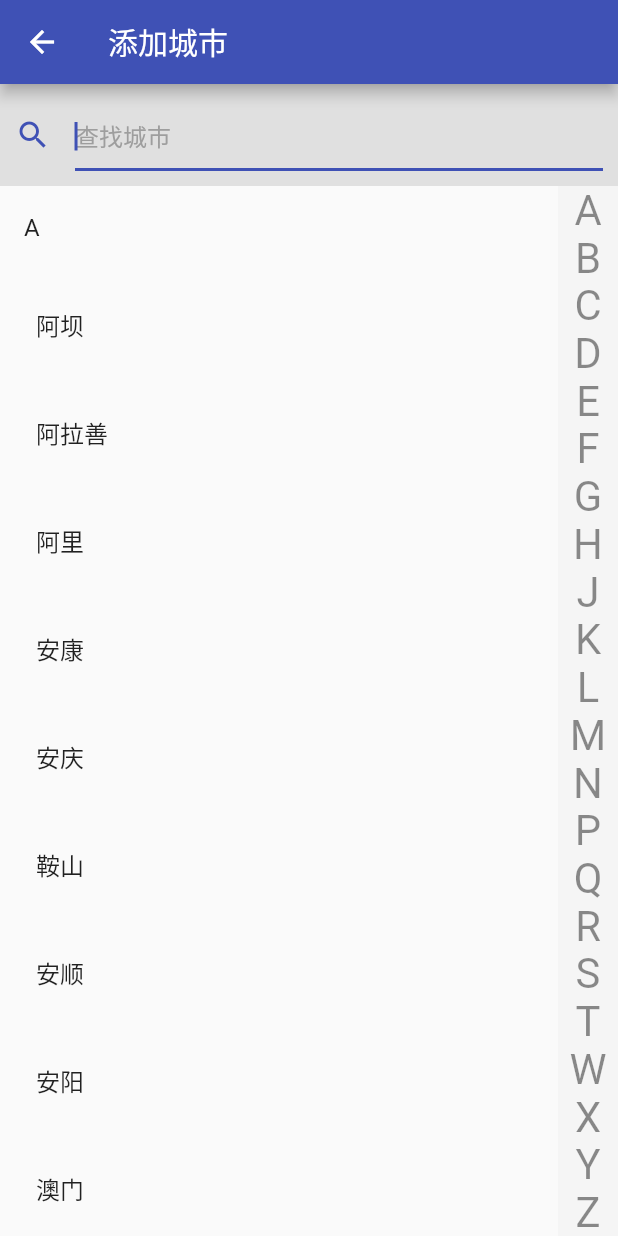
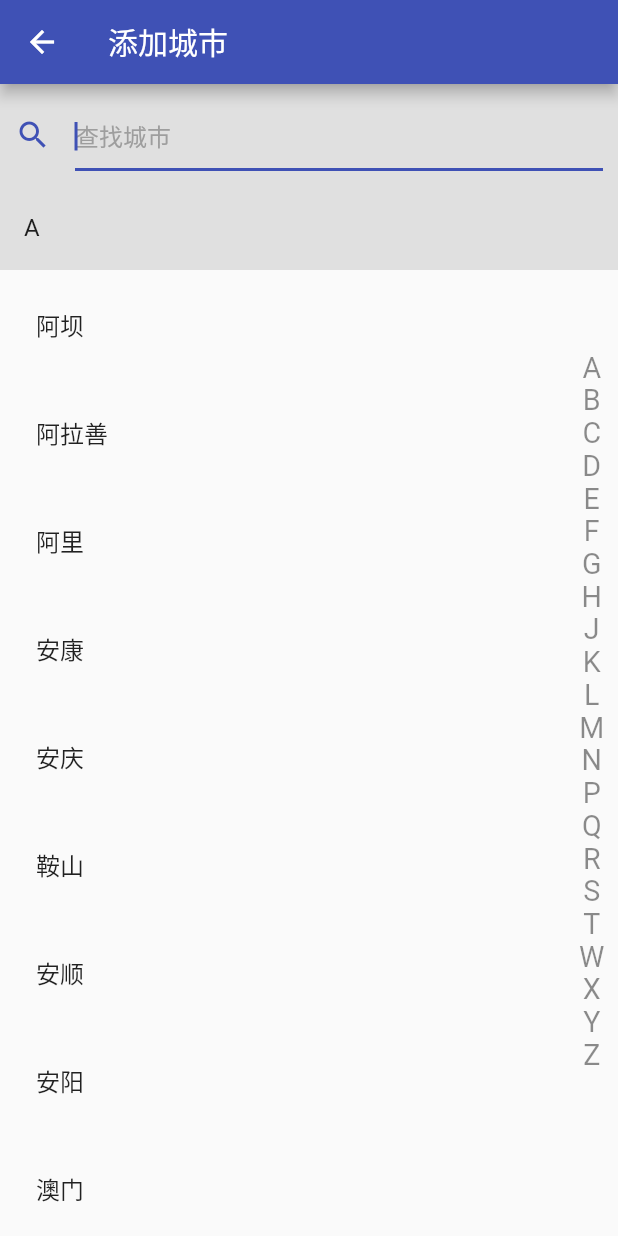
Before and after one commit to icefee/simple_weather, a Flutter app: the CityList screen opened directly, on a phone screen of 412 x 824 dp. Run offline on Flutter 3.47's test engine with Material 2 defaults, Android fonts, the phone set to English and light mode, and no system bars; our stand-ins replace permission_handler; missing offline and left inert: amap_flutter_location.

Commit message:
优化细节

```diff
--- a/lib/pages/city_list.dart
+++ b/lib/pages/city_list.dart
@@ -47,7 +47,7 @@ class _CityList extends State<CityList> {
 
   void onPanUpdate(detail, height) {
     double ratio = (detail.globalPosition.dy - (MediaQuery.of(context).size.height - height)) / height;
-    int charIndex = (_citys.length * ratio).round();
+    int charIndex = (_citys.length * ratio).ceil();
     if (charIndex > _citys.length - 1 || charIndex < 0) {
       activeChar = '';
     }
@@ -115,8 +115,11 @@ class _CityList extends State<CityList> {
                             var _cityList = __cities[index]['lists'];
                             return Column(
                               children: [
-                                ListTile(
+                                Container(
+                                  child: ListTile(
                                     title: Text(_title),
+                                  ),
+                                  color: Colors.grey[300],
                                 ),
                                 Column(
                                   children: List<Widget>.generate((_cityList as List).length, (index) => TextButton(
@@ -133,12 +136,18 @@ class _CityList extends State<CityList> {
                             }
                         ),
                       ),
-                      Offstage(
+                      LayoutBuilder(
+                        builder: (BuildContext context, BoxConstraints constraints) {
+                          double _height = constraints.maxHeight;
+                          if (_height > 480.0) {
+                            _height = 480.0;
+                          }
+                          return Offstage(
                             child: Align(
                               alignment: Alignment.centerRight,
                               child: Container(
                                 child: LayoutBuilder(
-                              builder: (context, constraints) {
+                                  builder: (BuildContext context, BoxConstraints constraints) {
                                     if (__cities.isEmpty) {
                                       return Container();
                                     }
@@ -151,24 +160,27 @@ class _CityList extends State<CityList> {
                                               child: Text(city['title'], style: TextStyle(color: Colors.black45)),
                                               // color: city['title'] == activeChar ? Theme.of(context).primaryColor : null,
                                             ),
-                                        onPanUpdate: (detail) => onPanUpdate(detail, constraints.maxHeight),
-                                        onPanEnd: (detail) {
+                                            onPanUpdate: (DragUpdateDetails detail) => onPanUpdate(detail, constraints.maxHeight),
+                                            onPanEnd: (DragEndDetails detail) {
                                               setState(() {
                                                 activeChar = '';
                                               });
                                             },
-                                        onPanStart: (detail) => onPanUpdate(detail, constraints.maxHeight),
+                                            onPanStart: (DragStartDetails detail) => onPanUpdate(detail, constraints.maxHeight),
                                           )
                                         ],
                                       ),
                                     );
                                   },
                                 ),
-                            width: 40.0,
-                            color: Colors.grey[100],
+                                width: 25.0,
+                                height: _height,
+                                margin: EdgeInsets.only(right: 5.0),
                               ),
                             ),
                             offstage: _keyword.isNotEmpty,
+                          );
+                        }
                       ),
                       Align(
                         alignment: Alignment.center,
--- a/lib/pages/home.dart
+++ b/lib/pages/home.dart
@@ -187,7 +187,7 @@ class HomeState extends State<Home> {
       showErr('数据获取失败');
       return null;
     }
-    else if (nowWeather['status_code'] == 'AP010014') {
+    else if (nowWeather['status_code'] == 'AP010014' || nowWeather['results'] == null) {
       showErr(nowWeather['status']);
       return null;
     }
@@ -231,12 +231,12 @@ class HomeState extends State<Home> {
       Weather weather = await _requestWeatherData(_city, isLocate: isLocate);
       if (weather != null) {
         cities.add(weather);
-        padding = false;
         if (isLocate) {
           page = 0;
         }
         toCity(cities.length - 1);
       }
+      padding = false;
     }
     else {
       toCity(index);
```
Lines whose indentation alone changed are shown as unchanged.
